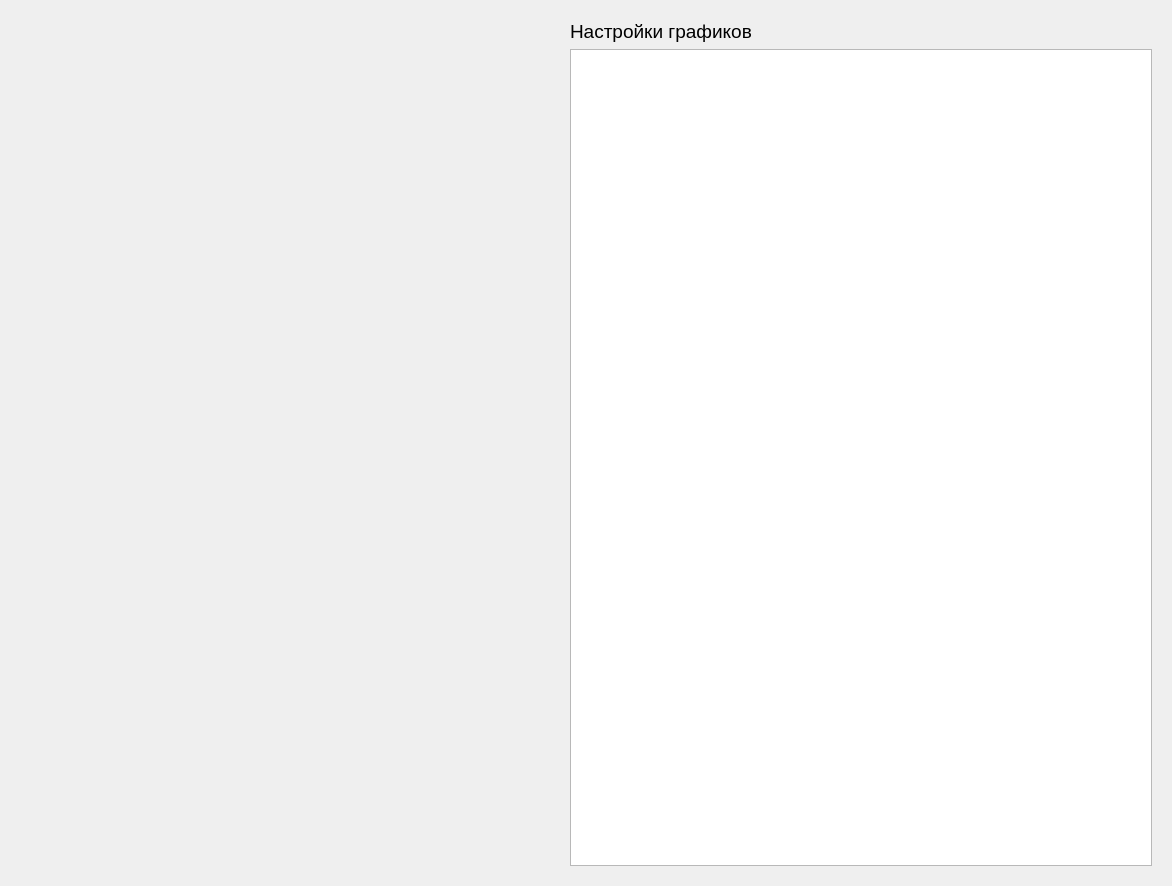
Before: the Qt Designer form ImView/identf.ui in Ivanos121/ImView2, drawn with Qt 5.
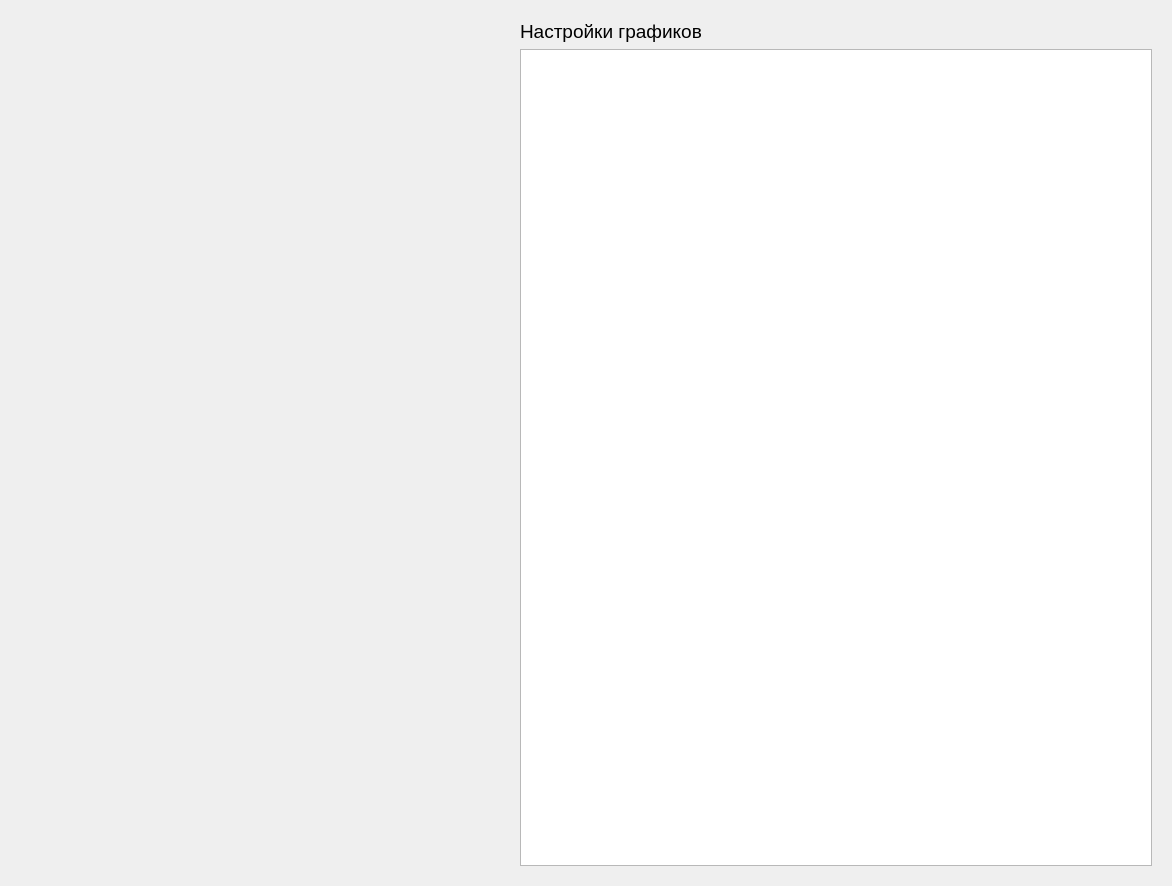
After: the same form once the commit is applied. Custom widgets are drawn as their Qt base class.

```diff
--- a/ImView/identf.ui
+++ b/ImView/identf.ui
@@ -49,7 +49,7 @@
      </property>
      <property name="minimumSize">
       <size>
-       <width>600</width>
+       <width>650</width>
        <height>0</height>
       </size>
      </property>
```
